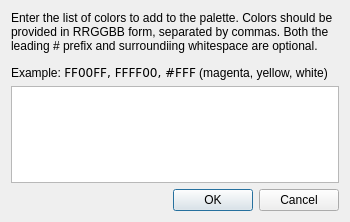
Old version of the form src/colorlistinputdialog.ui in the repository irydacea/wespal.
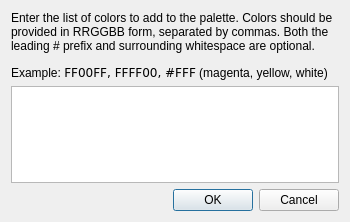
New version of the form.

Commit message: colorlistinputdialog: Fix typo ('surroundiing')

The edit to the form file:
```diff
--- a/src/colorlistinputdialog.ui
+++ b/src/colorlistinputdialog.ui
@@ -23,7 +23,7 @@
    <item>
     <widget class="QLabel" name="label">
      <property name="text">
-      <string>&lt;p&gt;Enter the list of colors to add to the palette. Colors should be provided in RRGGBB form, separated by commas. Both the leading # prefix and surroundiing whitespace are optional.&lt;/p&gt;
+      <string>&lt;p&gt;Enter the list of colors to add to the palette. Colors should be provided in RRGGBB form, separated by commas. Both the leading # prefix and surrounding whitespace are optional.&lt;/p&gt;
 &lt;p&gt;Example: &lt;tt&gt;FF00FF, FFFF00, #FFF&lt;/tt&gt; (magenta, yellow, white)&lt;/p&gt;</string>
      </property>
      <property name="textFormat">
```
